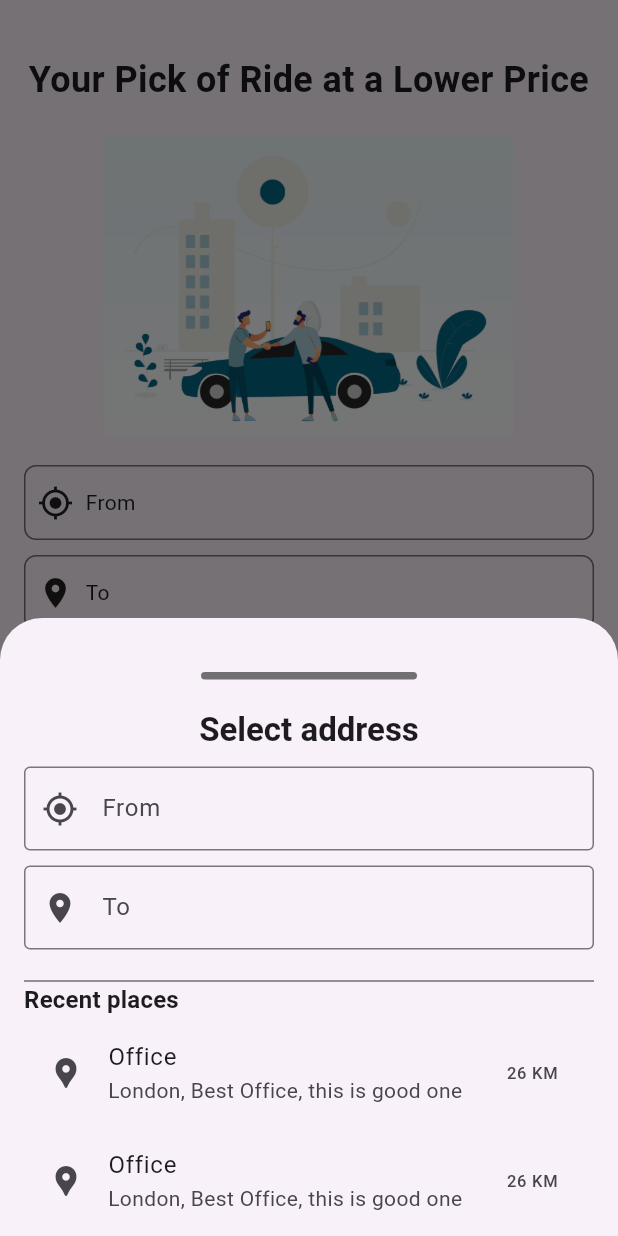
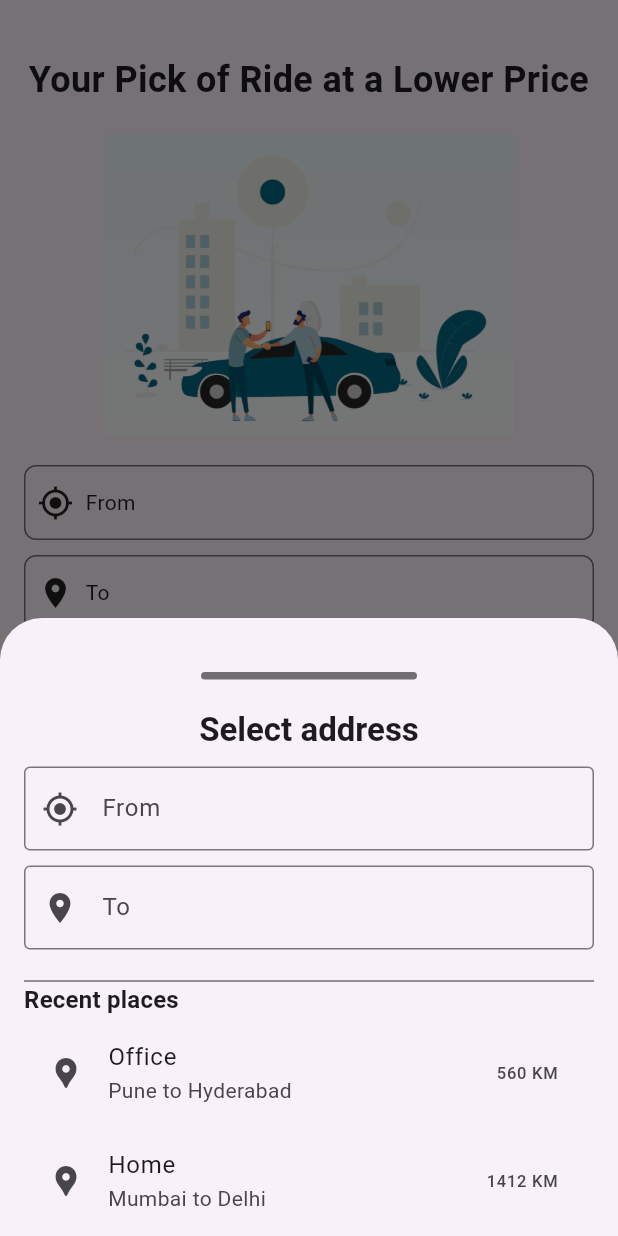
Before and after one commit to ChandraChaan/ridify, a Flutter app: the screen it shows after launch, after a tap on "From", on a phone screen of 412 x 824 dp. Run offline on Flutter 3.47's test engine with Material 3 defaults, Android fonts, the phone set to English and light mode, and no system bars; our stand-ins replace cloud_firestore, firebase_core; accounts and stored records are empty.

Commit message:
home page changes

```diff
--- a/lib/presentation/ride_book/car_homepage_screen.dart
+++ b/lib/presentation/ride_book/car_homepage_screen.dart
@@ -44,6 +44,7 @@ class _CarHomePageScreenState extends State<CarHomePageScreen> {
     });
   }
 
+
   showBottomSheetDailog(BuildContext context) {
     showModalBottomSheet(
       context: context,
@@ -83,10 +84,10 @@ class _CarHomePageScreenState extends State<CarHomePageScreen> {
                   TextField(
                     controller: fromText,
                     onChanged: (String? valve) {
-                      fromText.text = valve!;
+                      // fromText.text = valve!;
                       setState(() {});
                     },
-                    decoration: InputDecoration(
+                    decoration: const InputDecoration(
                       labelText: 'From',
                       prefixIcon: Icon(Icons.my_location),
                       border: OutlineInputBorder(),
@@ -96,10 +97,10 @@ class _CarHomePageScreenState extends State<CarHomePageScreen> {
                   TextField(
                     controller: toText,
                     onChanged: (String? valve) {
-                      toText.text = valve!;
+                      // toText.text = valve!;
                       setState(() {});
                     },
-                    decoration: InputDecoration(
+                    decoration: const InputDecoration(
                       labelText: 'To',
                       prefixIcon: Icon(Icons.location_on),
                       border: OutlineInputBorder(),
@@ -117,29 +118,31 @@ class _CarHomePageScreenState extends State<CarHomePageScreen> {
                         .titleMedium
                         ?.copyWith(fontWeight: FontWeight.bold),
                   ),
-                  const ListTile(
-                    leading: Icon(Icons.location_pin),
-                    title: Text('Office'),
-                    subtitle: Text('London, Best Office, this is good one'),
-                    trailing: Text('26 KM'),
+                  ListTile(
+                    onTap: () {
+                      setState(() {
+                        fromText.text = 'Pune';
+                        toText.text = 'Hyderabad';
+                      });
+                      Navigator.pop(context);
+                    },
+                    leading: const Icon(Icons.location_pin),
+                    title: const Text('Office'),
+                    subtitle: const Text('Pune to Hyderabad'),
+                    trailing: const Text('560 KM'),
                   ),
-                  const ListTile(
-                    leading: Icon(Icons.location_pin),
-                    title: Text('Office'),
-                    subtitle: Text('London, Best Office, this is good one'),
-                    trailing: Text('26 KM'),
-                  ),
-                  const ListTile(
-                    leading: Icon(Icons.location_pin),
-                    title: Text('Office'),
-                    subtitle: Text('London, Best Office, this is good one'),
-                    trailing: Text('26 KM'),
-                  ),
-                  const ListTile(
-                    leading: Icon(Icons.location_pin),
-                    title: Text('Office'),
-                    subtitle: Text('London, Best Office, this is good one'),
-                    trailing: Text('26 KM'),
+                  ListTile(
+                    onTap: () {
+                      setState(() {
+                        fromText.text = 'Mumbai';
+                        toText.text = 'Delhi';
+                      });
+                      Navigator.pop(context);
+                    },
+                    leading: const Icon(Icons.location_pin),
+                    title: const Text('Home'),
+                    subtitle: const Text('Mumbai to Delhi'),
+                    trailing: const Text('1412 KM'),
                   ),
                 ],
               ),
@@ -182,7 +185,7 @@ class _CarHomePageScreenState extends State<CarHomePageScreen> {
                 height: 50,
                 child: Row(
                   children: [
-                    Padding(
+                    const Padding(
                       padding: EdgeInsets.all(8.0),
                       child: Icon(Icons.my_location),
                     ),
@@ -204,7 +207,7 @@ class _CarHomePageScreenState extends State<CarHomePageScreen> {
                 height: 50,
                 child: Row(
                   children: [
-                    Padding(
+                    const Padding(
                       padding: EdgeInsets.all(8.0),
                       child: Icon(Icons.location_on),
                     ),
@@ -218,13 +221,7 @@ class _CarHomePageScreenState extends State<CarHomePageScreen> {
               children: [
                 Expanded(
                   flex: 1,
-                  child: TextField(
-                    controller: dateController,
-                    decoration: const InputDecoration(
-                      border: OutlineInputBorder(),
-                      labelText: 'Date',
-                      prefixIcon: Icon(Icons.date_range),
-                    ),
+                  child: InkWell(
                     onTap: () async {
                       DateTime? pickedDate = await showDatePicker(
                         context: context,
@@ -234,28 +231,56 @@ class _CarHomePageScreenState extends State<CarHomePageScreen> {
                       );
                       if (pickedDate != null) {
                         String formattedDate =
-                            DateFormat('yyyy-MM-dd').format(pickedDate);
+                            DateFormat('yMEd').format(pickedDate);
                         dateController.text = formattedDate;
                         setState(() {});
                       }
                     },
-                    readOnly: true,
+                    child: Container(
+                      decoration: BoxDecoration(
+                        border: Border.all(color: Colors.black54),
+                        borderRadius: BorderRadius.circular(8.0),
+                      ),
+                      height: 50,
+                      child: Row(
+                        children: [
+                          const Padding(
+                            padding: EdgeInsets.all(8.0),
+                            child: Icon(Icons.date_range),
+                          ),
+                          Text(dateController.text.isNotEmpty
+                              ? dateController.text
+                              : 'Date'),
+                        ],
+                      ),
+                    ),
                   ),
                 ),
                 const SizedBox(width: 10),
                 Expanded(
                   flex: 1,
-                  child: TextField(
-                    controller: timeController,
-                    decoration: InputDecoration(
-                      border: const OutlineInputBorder(),
-                      labelText: 'Time',
-                      prefixIcon: const Icon(Icons.access_time),
-                    ),
-                    readOnly: true,
+                  child: InkWell(
                     onTap: () {
                       _selectTime(context);
                     },
+                    child: Container(
+                      decoration: BoxDecoration(
+                        border: Border.all(color: Colors.black54),
+                        borderRadius: BorderRadius.circular(8.0),
+                      ),
+                      height: 50,
+                      child: Row(
+                        children: [
+                          const Padding(
+                            padding: EdgeInsets.all(8.0),
+                            child: Icon(Icons.access_time),
+                          ),
+                          Text(timeController.text.isNotEmpty
+                              ? timeController.text
+                              : 'Time'),
+                        ],
+                      ),
+                    ),
                   ),
                 ),
               ],
@@ -330,7 +355,12 @@ class _CarHomePageScreenState extends State<CarHomePageScreen> {
               child: ElevatedButton(
                 onPressed: () {
                   Navigator.of(context).push(MaterialPageRoute(
-                      builder: (context) => const RideBookingScreen()));
+                      builder: (context) => RideBookingScreen(
+                            fromAdress: fromText.text,
+                            toAdress: toText.text,
+                            date: dateController.text,
+                            time: timeController.text,
+                          )));
                 },
                 style: ElevatedButton.styleFrom(
                   backgroundColor: const Color(0xff016683),
--- a/pubspec.yaml
+++ b/pubspec.yaml
@@ -38,6 +38,7 @@ dependencies:
   firebase_core: ^3.2.0
   cloud_firestore: ^5.1.0
   intl: ^0.19.0
+  provider: ^6.0.3
 
 dev_dependencies:
   flutter_test:
```
Also changed, not shown: lib/presentation/ride_book/ride_booking_screen.dart (+117 -57 lines), pubspec.lock.
